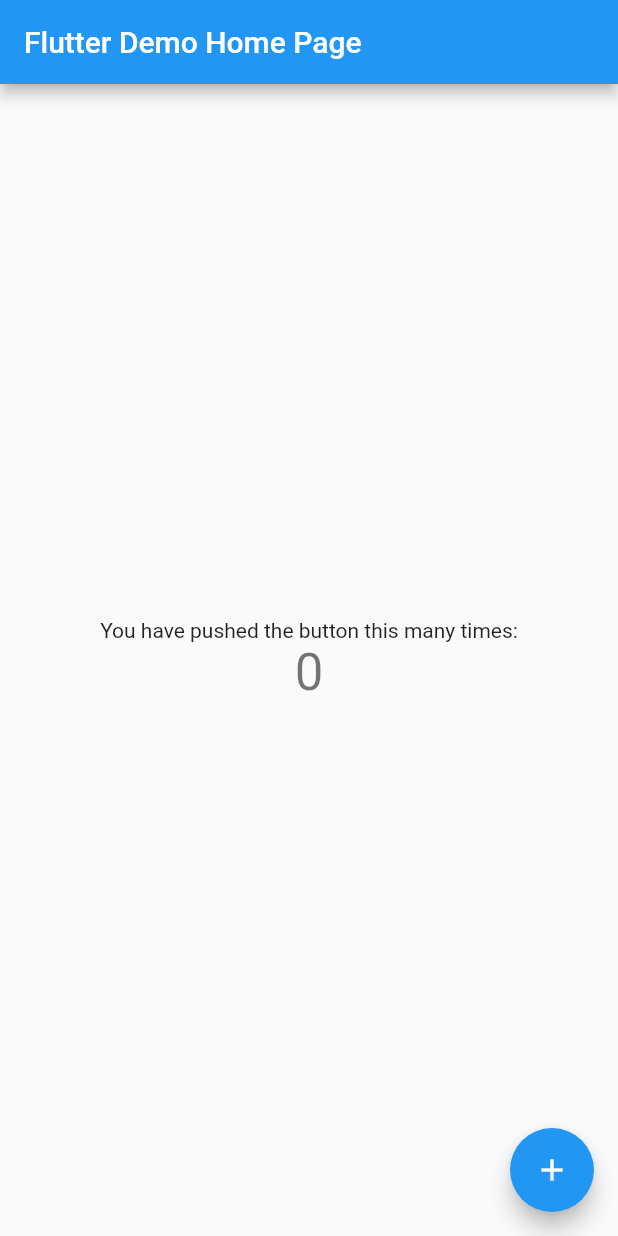
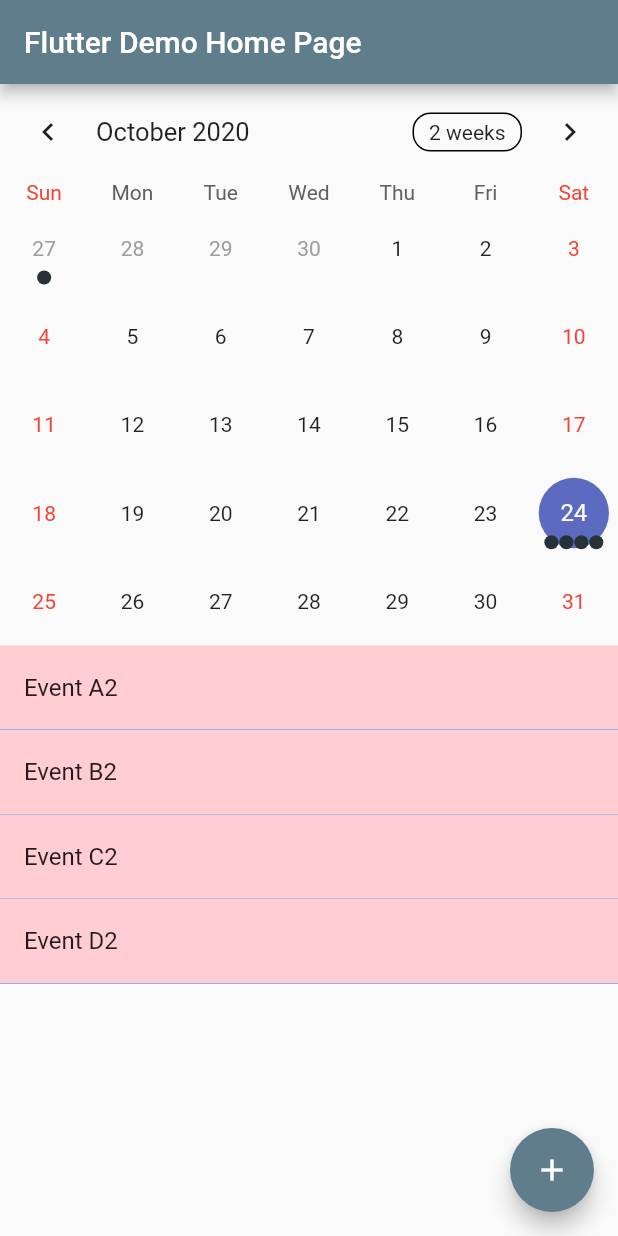
Before and after one commit to juneligan/calendar_event, a Flutter app: the screen it shows after launch, on a phone screen of 412 x 824 dp. Run offline on Flutter 3.47's test engine with Material 2 defaults, Android fonts, the phone set to English and light mode, and no system bars; drawn by our look-alikes of table_calendar; our stand-ins replace rflutter_alert.

Commit message:
Push new changes with calendar display 	new screen for adding a new event
Signed-off-by: June Ligan <june.ligan@synacy.com>

```diff
--- a/lib/main.dart
+++ b/lib/main.dart
@@ -1,29 +1,19 @@
+import 'package:calendar_event/add_screen.dart';
 import 'package:flutter/material.dart';
+import 'package:rflutter_alert/rflutter_alert.dart';
+import 'package:table_calendar/table_calendar.dart';
 
 void main() {
   runApp(MyApp());
 }
 
 class MyApp extends StatelessWidget {
-  // This widget is the root of your application.
   @override
   Widget build(BuildContext context) {
     return MaterialApp(
       title: 'Flutter Demo',
       theme: ThemeData(
-        // This is the theme of your application.
-        //
-        // Try running your application with "flutter run". You'll see the
-        // application has a blue toolbar. Then, without quitting the app, try
-        // changing the primarySwatch below to Colors.green and then invoke
-        // "hot reload" (press "r" in the console where you ran "flutter run",
-        // or simply save your changes to "hot reload" in a Flutter IDE).
-        // Notice that the counter didn't reset back to zero; the application
-        // is not restarted.
-        primarySwatch: Colors.blue,
-        // This makes the visual density adapt to the platform that you run
-        // the app on. For desktop platforms, the controls will be smaller and
-        // closer together (more dense) than on mobile platforms.
+        primarySwatch: Colors.blueGrey,
         visualDensity: VisualDensity.adaptivePlatformDensity,
       ),
       home: MyHomePage(title: 'Flutter Demo Home Page'),
@@ -34,84 +24,225 @@ class MyApp extends StatelessWidget {
 class MyHomePage extends StatefulWidget {
   MyHomePage({Key key, this.title}) : super(key: key);
 
-  // This widget is the home page of your application. It is stateful, meaning
-  // that it has a State object (defined below) that contains fields that affect
-  // how it looks.
-
-  // This class is the configuration for the state. It holds the values (in this
-  // case the title) provided by the parent (in this case the App widget) and
-  // used by the build method of the State. Fields in a Widget subclass are
-  // always marked "final".
-
   final String title;
 
   @override
   _MyHomePageState createState() => _MyHomePageState();
 }
 
-class _MyHomePageState extends State<MyHomePage> {
-  int _counter = 0;
+class _MyHomePageState extends State<MyHomePage> with TickerProviderStateMixin {
+  CalendarController _calendarController;
+  Map<DateTime, List> _events = Map<DateTime, List>();
+  List _selectedEvents = [];
+  DateTime _selectedDay = DateTime.now();
 
-  void _incrementCounter() {
+  @override
+  void initState() {
+    super.initState();
+    _calendarController = CalendarController();
+
+    _events = {
+      _selectedDay.subtract(Duration(days: 30)): [
+        'Event A0',
+        'Event B0',
+        'Event C0'
+      ],
+      _selectedDay.subtract(Duration(days: 27, hours: 5)): ['Event A1'],
+      _selectedDay: [
+        'Event A2',
+        'Event B2',
+        'Event C2',
+        'Event D2',
+      ]
+    };
     setState(() {
-      // This call to setState tells the Flutter framework that something has
-      // changed in this State, which causes it to rerun the build method below
-      // so that the display can reflect the updated values. If we changed
-      // _counter without calling setState(), then the build method would not be
-      // called again, and so nothing would appear to happen.
-      _counter++;
+      _selectedEvents = _events[_selectedDay];
     });
   }
 
   @override
+  void dispose() {
+    _calendarController.dispose();
+    super.dispose();
+  }
+  @override
   Widget build(BuildContext context) {
-    // This method is rerun every time setState is called, for instance as done
-    // by the _incrementCounter method above.
-    //
-    // The Flutter framework has been optimized to make rerunning build methods
-    // fast, so that you can just rebuild anything that needs updating rather
-    // than having to individually change instances of widgets.
     return Scaffold(
       appBar: AppBar(
-        // Here we take the value from the MyHomePage object that was created by
-        // the App.build method, and use it to set our appbar title.
         title: Text(widget.title),
       ),
-      body: Center(
-        // Center is a layout widget. It takes a single child and positions it
-        // in the middle of the parent.
-        child: Column(
-          // Column is also a layout widget. It takes a list of children and
-          // arranges them vertically. By default, it sizes itself to fit its
-          // children horizontally, and tries to be as tall as its parent.
-          //
-          // Invoke "debug painting" (press "p" in the console, choose the
-          // "Toggle Debug Paint" action from the Flutter Inspector in Android
-          // Studio, or the "Toggle Debug Paint" command in Visual Studio Code)
-          // to see the wireframe for each widget.
-          //
-          // Column has various properties to control how it sizes itself and
-          // how it positions its children. Here we use mainAxisAlignment to
-          // center the children vertically; the main axis here is the vertical
-          // axis because Columns are vertical (the cross axis would be
-          // horizontal).
-          mainAxisAlignment: MainAxisAlignment.center,
-          children: <Widget>[
-            Text(
-              'You have pushed the button this many times:',
+      body: Column(
+        mainAxisSize: MainAxisSize.max,
+        children: <Widget>[
+          TableCalendar(
+            events: _events,
+            calendarController: _calendarController,
+            onDaySelected: _onDaySelected,
+            builders: CalendarBuilders(
+              markersBuilder: (context, date, events, holidays) {
+                final children = <Widget>[];
+
+                if (events.isNotEmpty) {
+                  children.add(
+                    Positioned(
+                      right: 1,
+                      bottom: 1,
+                      child: _buildEventsMarker(date, events),
+                    ),
+                  );
+                }
+                return children;
+              },
             ),
-            Text(
-              '$_counter',
-              style: Theme.of(context).textTheme.headline4,
-            ),
-          ],
-        ),
+          ),
+          Expanded(child: _buildEventList()),
+        ],
       ),
+
       floatingActionButton: FloatingActionButton(
-        onPressed: _incrementCounter,
-        tooltip: 'Increment',
+        onPressed: () {
+          _navigateToAddEvent(context);
+        },
+        tooltip: 'Add Event',
         child: Icon(Icons.add),
       ), // This trailing comma makes auto-formatting nicer for build methods.
     );
   }
+
+  static _navigateToAddEvent(BuildContext context) async {
+    var result = await Navigator.push(context, new MaterialPageRoute(
+      builder: (BuildContext ctx) => AddScreen(),
+      fullscreenDialog: true,)
+    );
+
+    Scaffold.of(context).showSnackBar(SnackBar(content: Text("$result"),duration: Duration(seconds: 3),));
+  }
+
+  Widget _buildEventsMarker(DateTime date, List events) {
+    return AnimatedContainer(
+      duration: const Duration(milliseconds: 300),
+      decoration: BoxDecoration(
+        shape: BoxShape.circle,
+        color: Colors.red[800]
+      ),
+      width: 18.0,
+      height: 18.0,
+      child: Center(
+        child: Text(
+          '${events.length}',
+          style: TextStyle().copyWith(
+            color: Colors.white,
+            fontSize: 12.0,
+          ),
+        ),
+      ),
+    );
+  }
+
+  void _onDaySelected(DateTime day, List events, List holidays) {
+    print('CALLBACK: _onDaySelected');
+    print(events);
+    setState(() {
+      _selectedEvents = events;
+    });
+  }
+
+  Widget _buildEventList() {
+    List<dynamic> events = _selectedEvents ?? [];
+    return ListView(
+      scrollDirection: Axis.vertical,
+      shrinkWrap: true,
+      children: events
+          .map((event) => Container(
+        decoration: BoxDecoration(
+          color: Colors.red[100],
+          border: Border(bottom: BorderSide(
+              color: Colors.blueAccent,
+              width: 0.4
+          )),
+//          borderRadius: BorderRadius.circular(12.0),
+        ),
+//        margin:
+//        const EdgeInsets.symmetric(horizontal: 8.0, vertical: 4.0),
+        child: ListTile(
+          title: Text(event.toString()),
+          onTap: () => print('$event tapped!'),
+        ),
+      ))
+          .toList(),
+    );
+  }
+
+  static Future<String> createAlertDialog(BuildContext context, String dialogText, String buttonText) {
+    TextEditingController eventNameController = TextEditingController();
+    TextEditingController dateNameController = TextEditingController();
+
+    return showDialog(context: context, builder: (context) {
+      return AlertDialog(
+          title: Text(dialogText),
+          content:Stack(
+              overflow: Overflow.visible,
+              children: <Widget>[
+                TextField(
+                    textCapitalization: TextCapitalization.sentences,
+                    controller: eventNameController
+                ),
+                TextField(
+                    textCapitalization: TextCapitalization.sentences,
+                    controller: dateNameController
+                ),
+              ]
+          ),
+          actions: <Widget>[
+            MaterialButton(
+              onPressed: () {
+                Navigator.of(context).pop(eventNameController.text.toString());
+              },
+              elevation: 5.0,
+              child: Text(buttonText),
+            )
+          ]
+      );
+    });
+  }
+
+  showEventDialog(BuildContext context, {
+        TextEditingController usernameController,
+        TextEditingController loginController,
+        Function onPressed, String title, List<Widget> widgets,
+        String actionName }) {
+    Alert(
+        context: context,
+        title: title,
+        content: Column(
+          children: widgets
+        ),
+        buttons: [
+          DialogButton(
+            onPressed: onPressed,
+            child: Text(
+              actionName,
+              style: TextStyle(color: Colors.white, fontSize: 20),
+            ),
+          )
+        ]).show();
+  }
 }
+
+class CalendarEvent {
+  String name;
+  DateTime date;
+  Duration duration;
+  Color eventColor;
+
+  CalendarEvent(name, date, duration, eventColor) {
+    this.name = name;
+    this.date = date;
+    this.duration = duration;
+    this.eventColor = eventColor;
+  }
+
+  CalendarEvent build(name, date, duration, eventColor) {
+    return CalendarEvent(name, date, duration, eventColor);
+  }
+}
--- a/pubspec.yaml
+++ b/pubspec.yaml
@@ -23,6 +23,9 @@ environment:
 dependencies:
   flutter:
     sdk: flutter
+  rflutter_alert: ^1.1.0
+  table_calendar: ^2.3.0
+  intl: ^0.16.1
 
 
   # The following adds the Cupertino Icons font to your application.
```
Also changed, not shown: pubspec.lock, 1 other file.
